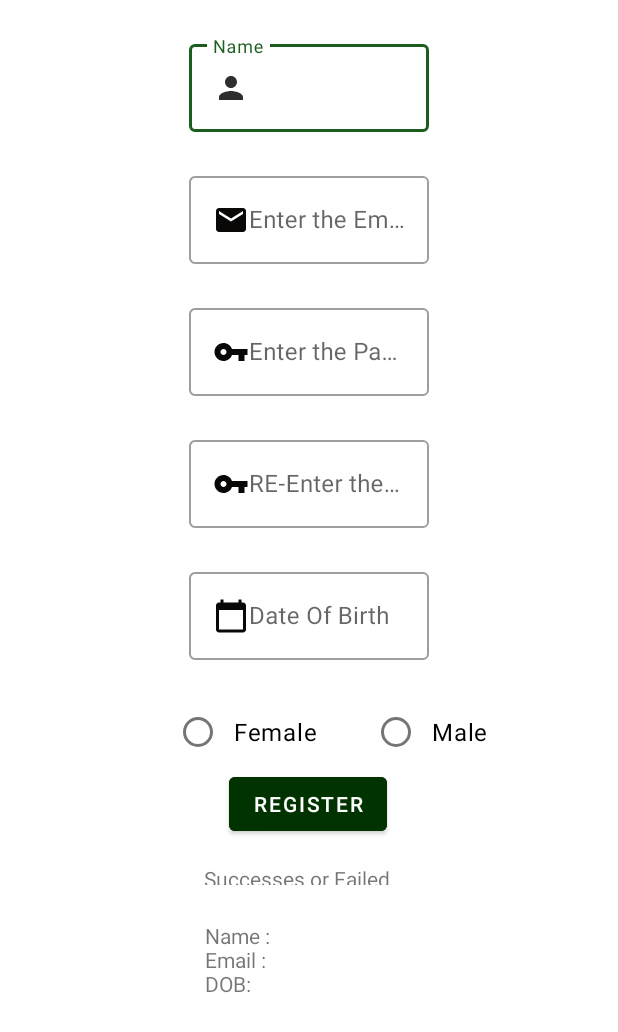
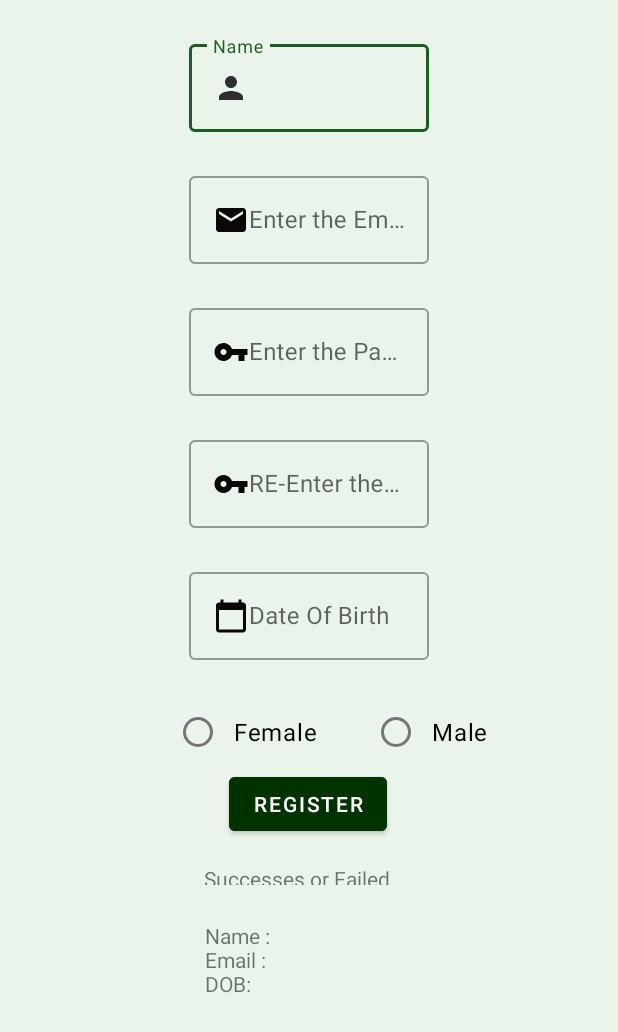
Before and after one commit to lamiaomar/registrationForm, an Android app: the layout activity_main.xml on its own in the app's theme, with its tools: preview values and no code run, on a phone screen of 412 x 824 dp. Shown: the top 1032 px of the screen. Run offline under Robolectric (Android 15) with nearby library versions, the phone set to English and light mode, and no system bars.

Commit message:
Registration Form

```diff
--- a/app/src/main/res/layout/activity_main.xml
+++ b/app/src/main/res/layout/activity_main.xml
@@ -1,10 +1,10 @@
 <?xml version="1.0" encoding="utf-8"?>
-<ScrollView
-    xmlns:android="http://schemas.android.com/apk/res/android"
+<ScrollView xmlns:android="http://schemas.android.com/apk/res/android"
     xmlns:app="http://schemas.android.com/apk/res-auto"
     xmlns:tools="http://schemas.android.com/tools"
+    android:layout_width="match_parent"
     android:layout_height="match_parent"
-    android:layout_width="match_parent">
+    android:background="#EAF4EA">
 
     <androidx.constraintlayout.widget.ConstraintLayout xmlns:android="http://schemas.android.com/apk/res/android"
         xmlns:app="http://schemas.android.com/apk/res-auto"
@@ -12,8 +12,8 @@
         android:layout_width="match_parent"
         android:layout_height="match_parent"
 
-    tools:context=".MainActivity"
-    android:outlineAmbientShadowColor="@color/green_dark">
+        android:outlineAmbientShadowColor="@color/green_dark"
+        tools:context=".MainActivity">
 
         <com.google.android.material.textfield.TextInputLayout
             android:id="@+id/nameId"
@@ -33,7 +33,6 @@
                 android:drawableLeft="@drawable/person" />
 
 
-
         </com.google.android.material.textfield.TextInputLayout>
 
         <com.google.android.material.textfield.TextInputLayout
@@ -49,9 +48,9 @@
             <com.google.android.material.textfield.TextInputEditText
                 android:id="@+id/email"
                 android:layout_width="160dp"
-            android:drawableLeft="@drawable/ic_baseline_email_24"
                 android:layout_height="wrap_content"
-            android:layout_marginEnd="232dp" />
+                android:layout_marginEnd="232dp"
+                android:drawableLeft="@drawable/ic_baseline_email_24" />
         </com.google.android.material.textfield.TextInputLayout>
 
 
@@ -68,10 +67,10 @@
             <com.google.android.material.textfield.TextInputEditText
                 android:id="@+id/password"
                 android:layout_width="160dp"
+                android:layout_height="match_parent"
+                android:layout_marginEnd="232dp"
                 android:drawableLeft="@drawable/ic_baseline_vpn_key_24"
-            android:layout_height="match_parent"
-            android:inputType="textPassword"
-            android:layout_marginEnd="232dp" />
+                android:inputType="textPassword" />
 
         </com.google.android.material.textfield.TextInputLayout>
 
@@ -88,10 +87,10 @@
             <com.google.android.material.textfield.TextInputEditText
                 android:id="@+id/re_password"
                 android:layout_width="160dp"
+                android:layout_height="match_parent"
+                android:layout_marginEnd="232dp"
                 android:drawableLeft="@drawable/ic_baseline_vpn_key_24"
-            android:layout_height="match_parent"
-            android:inputType="textPassword"
-            android:layout_marginEnd="232dp" />
+                android:inputType="textPassword" />
 
         </com.google.android.material.textfield.TextInputLayout>
 
@@ -110,8 +109,8 @@
                 android:layout_width="160dp"
                 android:layout_height="match_parent"
                 android:layout_marginEnd="232dp"
-            android:inputType="numberDecimal"
-            android:drawableLeft="@drawable/ic_baseline_calendar_today" />
+                android:drawableLeft="@drawable/ic_baseline_calendar_today"
+                android:inputType="numberDecimal" />
 
         </com.google.android.material.textfield.TextInputLayout>
 
--- /dev/null
+++ b/app/src/main/res/mipmap-anydpi-v26/ic_launcher_icon.xml
@@ -0,0 +1,5 @@
+<?xml version="1.0" encoding="utf-8"?>
+<adaptive-icon xmlns:android="http://schemas.android.com/apk/res/android">
+    <background android:drawable="@drawable/ic_launcher_icon_background"/>
+    <foreground android:drawable="@mipmap/ic_launcher_icon_foreground"/>
+</adaptive-icon>
--- /dev/null
+++ b/app/src/main/res/mipmap-anydpi-v26/ic_launcher_icon_round.xml
@@ -0,0 +1,5 @@
+<?xml version="1.0" encoding="utf-8"?>
+<adaptive-icon xmlns:android="http://schemas.android.com/apk/res/android">
+    <background android:drawable="@drawable/ic_launcher_icon_background"/>
+    <foreground android:drawable="@mipmap/ic_launcher_icon_foreground"/>
+</adaptive-icon>
```
Also changed, not shown: app/src/main/res/drawable/ic_launcher_icon_background.xml (added, +74 -0 lines), app/src/main/ic_launcher_icon-playstore.png (added), app/src/main/res/mipmap-hdpi/ic_launcher_icon.png (added), app/src/main/res/mipmap-hdpi/ic_launcher_icon_foreground.png (added), app/src/main/res/mipmap-hdpi/ic_launcher_icon_round.png (added), app/src/main/res/mipmap-mdpi/ic_launcher_icon.png (added), app/src/main/res/mipmap-mdpi/ic_launcher_icon_foreground.png (added), app/src/main/res/mipmap-mdpi/ic_launcher_icon_round.png (added), app/src/main/res/mipmap-xhdpi/ic_launcher_icon.png (added), app/src/main/res/mipmap-xhdpi/ic_launcher_icon_foreground.png (added), app/src/main/res/mipmap-xhdpi/ic_launcher_icon_round.png (added), app/src/main/res/mipmap-xxhdpi/ic_launcher_icon.png (added), app/src/main/res/mipmap-xxhdpi/ic_launcher_icon_foreground.png (added), app/src/main/res/mipmap-xxhdpi/ic_launcher_icon_round.png (added), 3 more files. Lines whose indentation alone changed are shown as unchanged.
